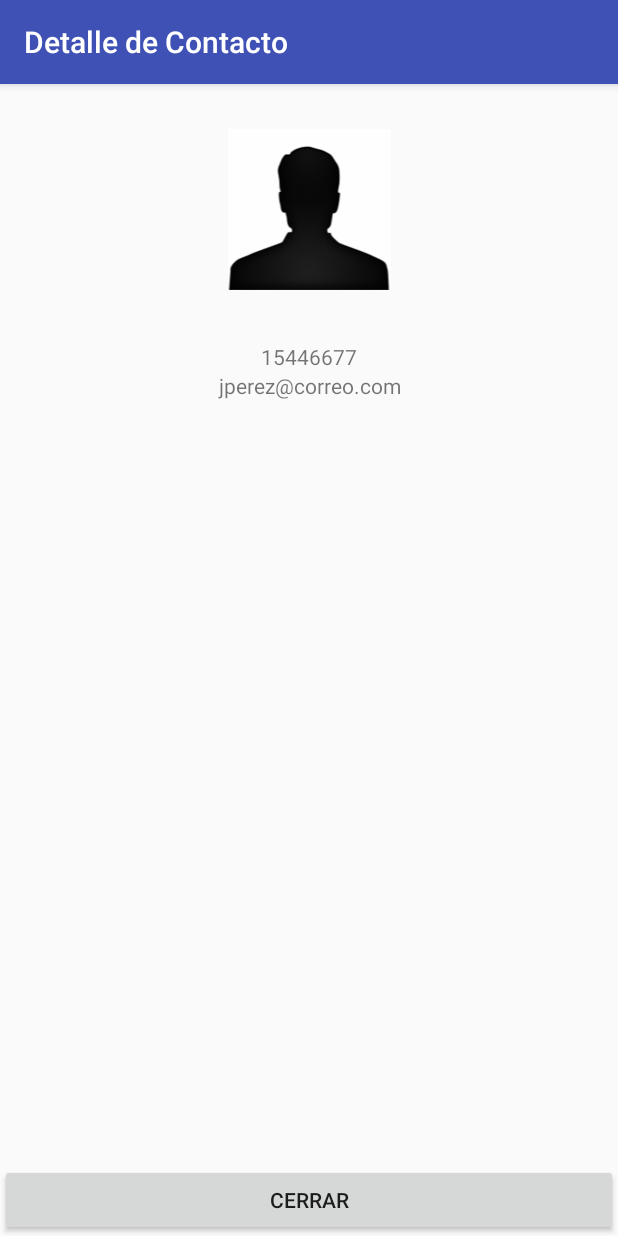
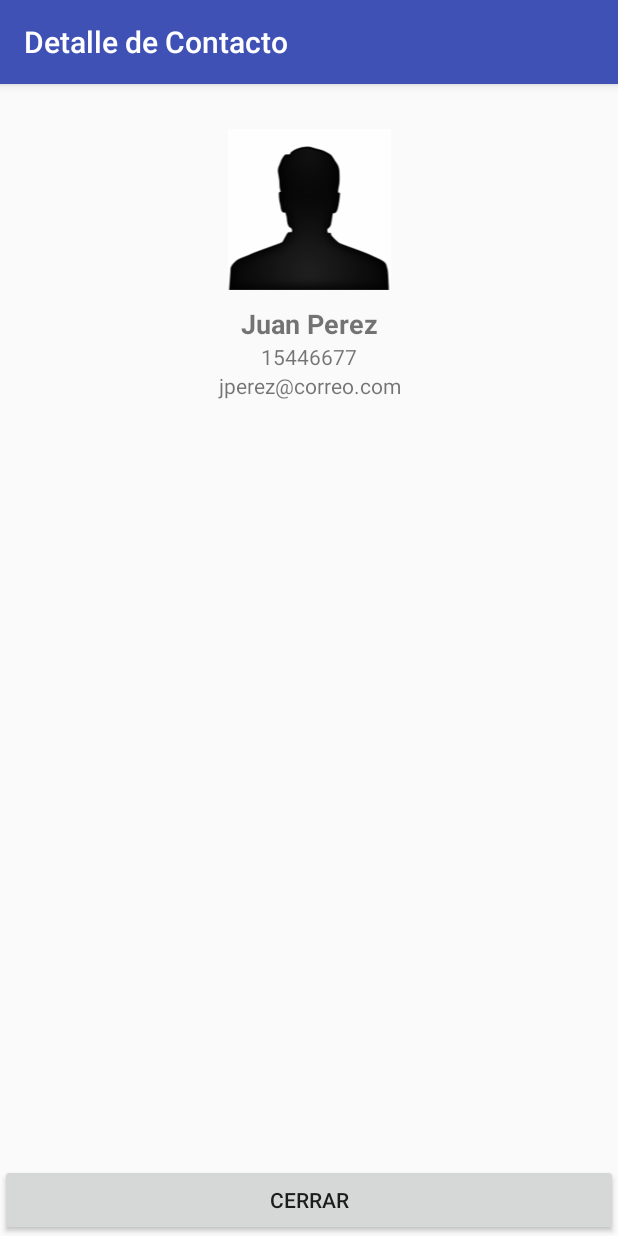
Before and after one commit to federicotrani/RecyclerView-CardView, an Android app: the screen it shows after launch (DetalleActivity), after a tap on an icon or button, on a phone screen of 412 x 824 dp. Run offline under Robolectric (Android 15) with nearby library versions, the phone set to English and light mode, and no system bars.

```diff
--- a/app/src/main/java/com/example/ftrani/recyclerview/ContactoAdaptador.java
+++ b/app/src/main/java/com/example/ftrani/recyclerview/ContactoAdaptador.java
@@ -10,6 +10,7 @@ import android.view.ViewGroup;
 import android.widget.AdapterView;
 import android.widget.ImageView;
 import android.widget.TextView;
+import android.widget.Toast;
 
 
 import java.util.ArrayList;
@@ -42,7 +43,9 @@ public class ContactoAdaptador extends RecyclerView.Adapter<ContactoAdaptador.Co
             @Override
             public void onClick(View v) {
 
-                Context context = v.getContext();
+                Context context = (Context)v.getContext();
+
+                //Toast.makeText(context,"Hizo clic!!",Toast.LENGTH_SHORT).show();
 
                 Intent intent = new Intent(context,DetalleActivity.class);
                 intent.putExtra("KEY_NOMBRE",contacto.getNombre());
--- a/app/src/main/java/com/example/ftrani/recyclerview/DetalleActivity.java
+++ b/app/src/main/java/com/example/ftrani/recyclerview/DetalleActivity.java
@@ -17,7 +17,7 @@ public class DetalleActivity extends AppCompatActivity {
         Bundle extras = getIntent().getExtras();
 
         ImageView imgFoto = (ImageView)findViewById(R.id.imgDetalleFoto);
-        TextView tvNombre = (TextView)findViewById(R.id.tvNombre);
+        TextView tvNombre = (TextView)findViewById(R.id.tvDetalleNombre);
         TextView tvTelefono = (TextView)findViewById(R.id.tvDetalleTelefono);
         TextView tvEmail = (TextView)findViewById(R.id.tvDetalleEmail);
         Button btnCerrar = (Button)findViewById(R.id.btnCerrar);
@@ -33,5 +33,7 @@ public class DetalleActivity extends AppCompatActivity {
                 finish();
             }
         });
+
+
     }
 }
```
